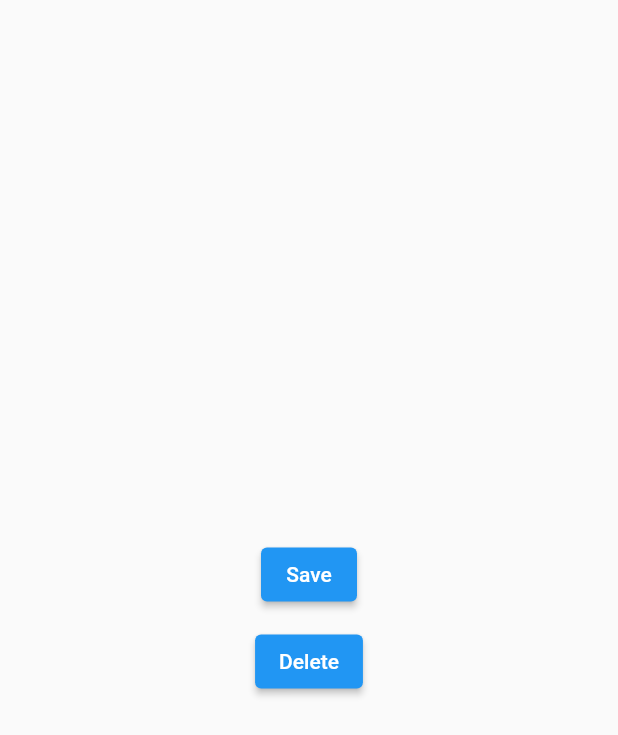
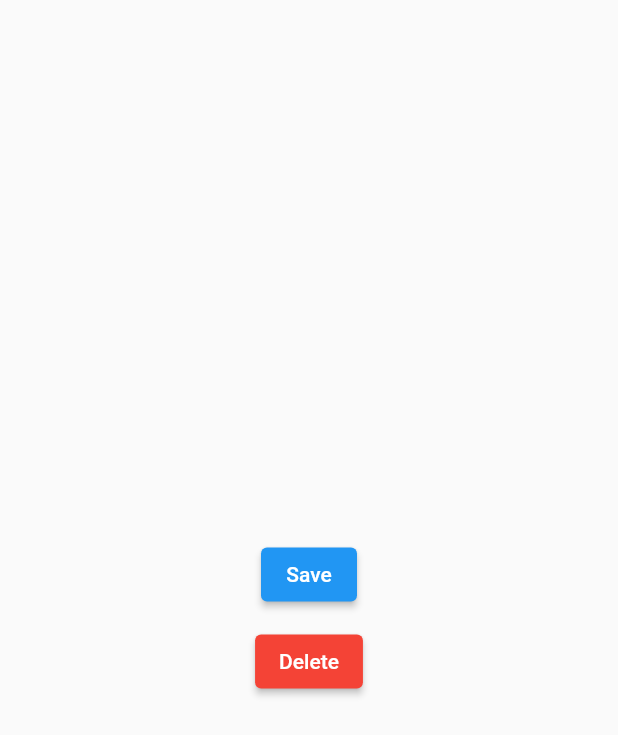
Before and after one commit to ruiyotabby/dialog, a Flutter app: the screen it shows after launch, on a phone screen of 412 x 824 dp. Shown: the top 735 px of the screen. Run offline on Flutter 3.47's test engine with Material 2 defaults, Android fonts, the phone set to English and light mode, and no system bars.

Commit message:
commit
Signed-off-by: Ruiyot Abby <ruiyotabby@gmail.com>

```diff
--- a/lib/main.dart
+++ b/lib/main.dart
@@ -48,6 +48,7 @@ class _MainPageState extends State<MainPage> {
               height: 10,
             ),
             ElevatedButton(
+              style: ElevatedButton.styleFrom(primary: Colors.red),
               onPressed: (() {}),
               child: Text('Delete'),
             ),
```
